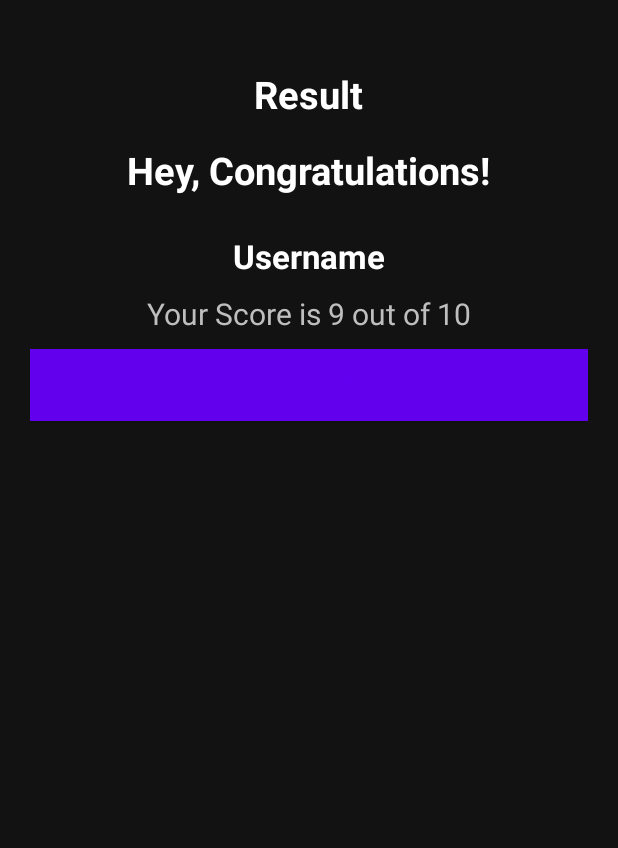
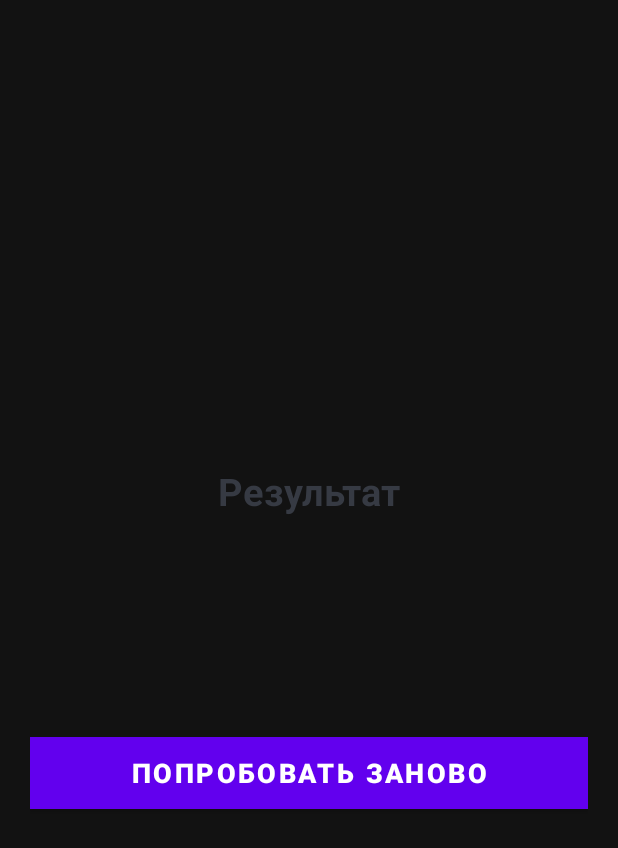
Before and after one commit to egorvasilevich/gachimuchi-quiz, an Android app: the layout activity_result.xml on its own in the app's theme, with its tools: preview values and no code run, on a phone screen of 412 x 824 dp. Shown: the top 848 px of the screen. Run offline under Robolectric (Android 15) with nearby library versions, the phone set to English and light mode, and no system bars.

Commit message:
Доработан экран с результатами Закончена работа с прокидкой данных между Activity

```diff
--- a/app/src/main/res/layout/activity_result.xml
+++ b/app/src/main/res/layout/activity_result.xml
@@ -4,57 +4,57 @@
     android:layout_width="match_parent"
     android:layout_height="match_parent"
     android:orientation="vertical"
-    android:gravity="center_horizontal"
+    android:gravity="center"
     android:padding="20dp"
     tools:context=".MainActivity">
 
     <TextView
-        android:id="@+id/result_test_view"
         android:layout_width="wrap_content"
         android:layout_height="wrap_content"
         android:layout_marginTop="25dp"
-        android:text="Result"
-        android:textColor="@android:color/white"
+        android:text="Результат"
+        android:textColor="@color/primary_grey"
         android:textSize="25sp"
         android:textStyle="bold" />
 
+
+
     <TextView
-        android:id="@+id/tv_congratulations"
+        android:id="@+id/result_view_description"
         android:layout_width="wrap_content"
         android:layout_height="wrap_content"
-        android:layout_marginTop="16dp"
-        android:text="Hey, Congratulations!"
-        android:textColor="@android:color/white"
-        android:textSize="25sp"
-        android:textStyle="bold"/>
+        android:gravity="center"
+        android:layout_marginTop="10dp"
+        android:textColor="@color/primary_light_grey"
+        android:textSize="18sp"/>
 
     <TextView
-        android:id="@+id/username_text_view"
+        android:id="@+id/result_view_username_text"
         android:layout_width="wrap_content"
         android:layout_height="wrap_content"
         android:layout_marginTop="25dp"
-        android:textColor="@android:color/white"
+        android:textColor="@android:color/black"
         android:textSize="22sp"
         android:textStyle="bold"
-        tools:text="Username" />
+        />
 
     <TextView
-        android:id="@+id/score_text_view"
+        android:id="@+id/result_view_score_text"
         android:layout_width="wrap_content"
         android:layout_height="wrap_content"
         android:layout_marginTop="10dp"
-        android:textColor="@android:color/secondary_text_dark"
+        android:textColor="@color/primary_light_grey"
         android:textSize="20sp"
-        tools:text="Your Score is 9 out of 10" />
+        />
 
     <Button
-        android:id="@+id/finish_button"
+        android:id="@+id/result_view_restart_button"
         android:layout_width="match_parent"
         android:layout_height="wrap_content"
-        android:layout_marginTop="10dp"
+        android:layout_marginTop="20dp"
         android:background="@android:color/white"
-        android:text="FINISH"
-        android:textColor="@color/purple_500"
+        android:text="Попробовать заново"
+        android:textColor="@color/white"
         android:textSize="18sp"
         android:textStyle="bold" />
 </LinearLayout>
```
Also changed, not shown: app/src/main/java/com/example/billy/Constants.kt (+25 -1 lines), app/src/main/java/com/example/billy/MainActivity.kt (+12 -1 lines), app/src/main/java/com/example/billy/QuestionActivity.kt (+6 -1 lines), app/src/main/java/com/example/billy/ResultActivity.kt (+32 -10 lines).
